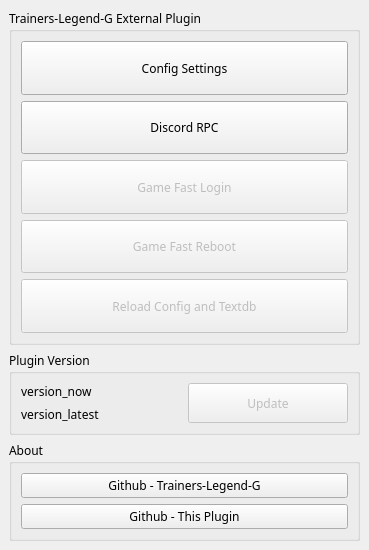
Above: gui/qtui/main_ui.ui from chinosk6/Trainers-Legend-G-External-Plugin before the change. Below: the same form after it.
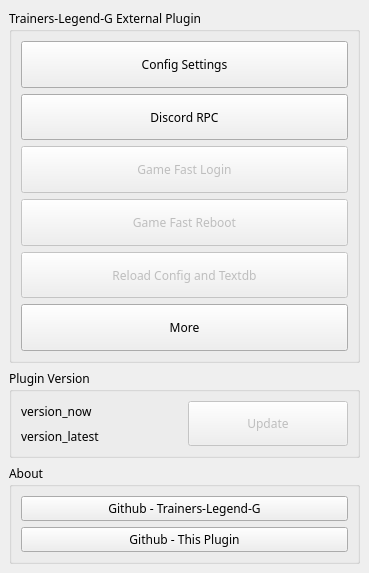
That is the form after the change.

Patch:
```diff
--- a/gui/qtui/main_ui.ui
+++ b/gui/qtui/main_ui.ui
@@ -7,7 +7,7 @@
     <x>0</x>
     <y>0</y>
     <width>369</width>
-    <height>550</height>
+    <height>573</height>
    </rect>
   </property>
   <property name="font">
@@ -102,6 +102,22 @@
            </property>
           </widget>
          </item>
+         <item>
+          <widget class="QPushButton" name="pushButton_more">
+           <property name="enabled">
+            <bool>true</bool>
+           </property>
+           <property name="maximumSize">
+            <size>
+             <width>10000</width>
+             <height>10000</height>
+            </size>
+           </property>
+           <property name="text">
+            <string>More</string>
+           </property>
+          </widget>
+         </item>
         </layout>
        </widget>
       </item>
```
